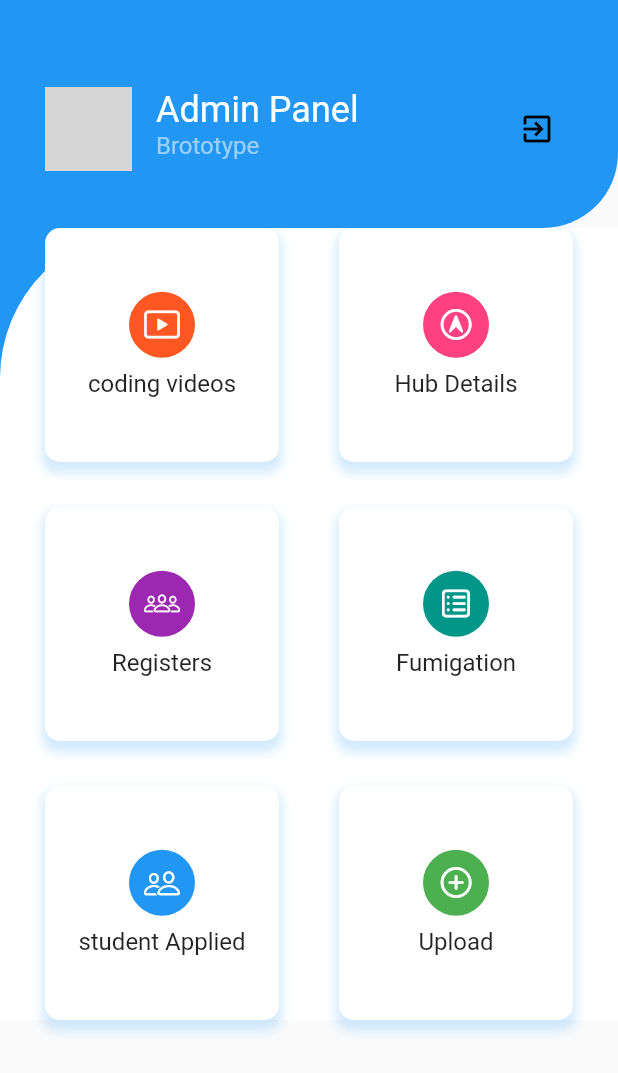
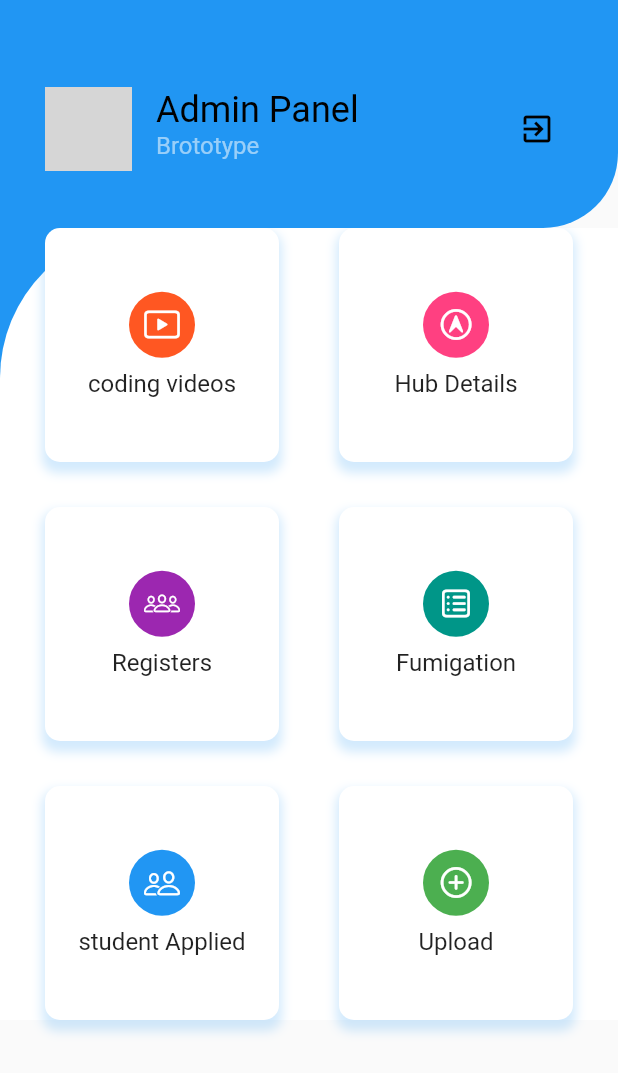
Before and after one commit to SreenathS007/BrotoApp, a Flutter app: the admin_Dashboard screen opened directly, on a phone screen of 412 x 824 dp. Shown: the top 1073 px of the screen. Run offline on Flutter 3.47's test engine with Material 2 defaults, Android fonts, the phone set to English and light mode, and no system bars; our stand-ins replace curved_navigation_bar, firebase_core, hive, hive_flutter, image_picker, shared_preferences and 1 more; accounts and stored records are empty; grey boxes are pictures that could not be loaded.

Commit message:
Your commit message here

```diff
--- a/lib/AdminPanel/adminhome.dart
+++ b/lib/AdminPanel/adminhome.dart
@@ -63,7 +63,7 @@ class _AdminHomePageState extends State<admin_Dashboard> {
                     style: Theme.of(context)
                         .textTheme
                         .headlineSmall
-                        ?.copyWith(color: Colors.white),
+                        ?.copyWith(color: Colors.black),
                     maxLines: 1,
                     overflow: TextOverflow.ellipsis,
                   ),
```
